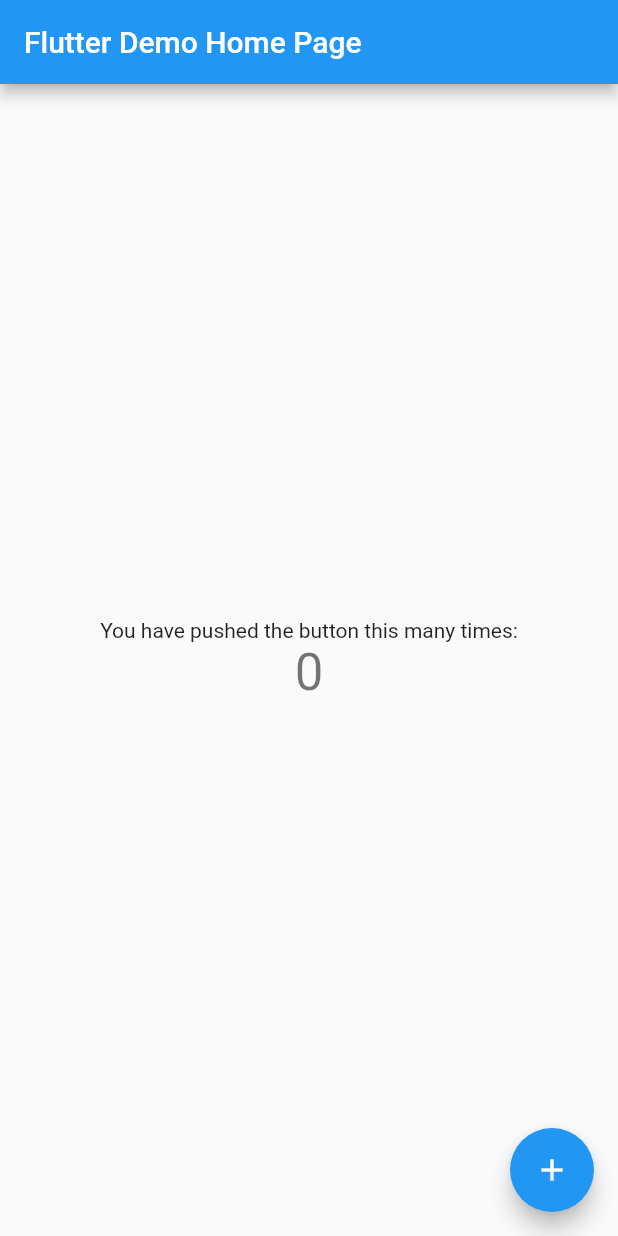
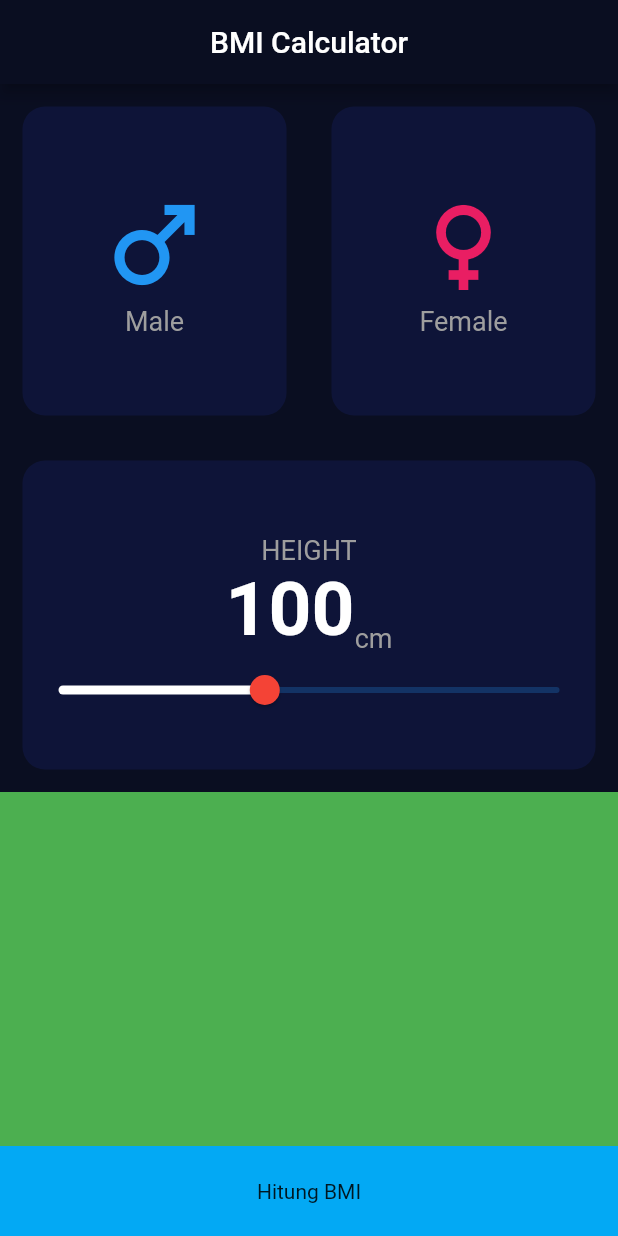
Before and after one commit to jokojr97/flutter-bmi, a Flutter app: the screen it shows after launch, on a phone screen of 412 x 824 dp. Run offline on Flutter 3.47's test engine with Material 2 defaults, Android fonts, the phone set to English and light mode, and no system bars.

Commit message:
update gender update height slider

```diff
--- /dev/null
+++ b/lib/constant/constant.dart
@@ -0,0 +1,5 @@
+import 'package:flutter/material.dart';
+
+Color PrimaryColor = const Color(0xff0a0e21);
+Color SecondaryColor = const Color(0xff0e1438);
+TextStyle labelTextStyle = const TextStyle(fontSize: 18, color: Colors.grey);
--- a/lib/main.dart
+++ b/lib/main.dart
@@ -1,3 +1,5 @@
+import 'package:bmi/constant/constant.dart';
+import 'package:bmi/view/bmi_data_screen.dart';
 import 'package:flutter/material.dart';
 
 void main() {
@@ -11,105 +13,15 @@ class MyApp extends StatelessWidget {
   @override
   Widget build(BuildContext context) {
     return MaterialApp(
-      title: 'Flutter Demo',
-      theme: ThemeData(
-        // This is the theme of your application.
-        //
-        // Try running your application with "flutter run". You'll see the
-        // application has a blue toolbar. Then, without quitting the app, try
-        // changing the primarySwatch below to Colors.green and then invoke
-        // "hot reload" (press "r" in the console where you ran "flutter run",
-        // or simply save your changes to "hot reload" in a Flutter IDE).
-        // Notice that the counter didn't reset back to zero; the application
-        // is not restarted.
-        primarySwatch: Colors.blue,
-      ),
-      home: const MyHomePage(title: 'Flutter Demo Home Page'),
-    );
+        title: 'Flutter Demo',
+        theme: ThemeData(
+          primaryColor: PrimaryColor,
+          scaffoldBackgroundColor: PrimaryColor,
+          appBarTheme: AppBarTheme(
+            backgroundColor: Color(0xff0a0e21),
+          ),
+          primarySwatch: Colors.blue,
+        ),
+        home: BmiDataScreen());
   }
 }
-
-class MyHomePage extends StatefulWidget {
-  const MyHomePage({super.key, required this.title});
-
-  // This widget is the home page of your application. It is stateful, meaning
-  // that it has a State object (defined below) that contains fields that affect
-  // how it looks.
-
-  // This class is the configuration for the state. It holds the values (in this
-  // case the title) provided by the parent (in this case the App widget) and
-  // used by the build method of the State. Fields in a Widget subclass are
-  // always marked "final".
-
-  final String title;
-
-  @override
-  State<MyHomePage> createState() => _MyHomePageState();
-}
-
-class _MyHomePageState extends State<MyHomePage> {
-  int _counter = 0;
-
-  void _incrementCounter() {
-    setState(() {
-      // This call to setState tells the Flutter framework that something has
-      // changed in this State, which causes it to rerun the build method below
-      // so that the display can reflect the updated values. If we changed
-      // _counter without calling setState(), then the build method would not be
-      // called again, and so nothing would appear to happen.
-      _counter++;
-    });
-  }
-
-  @override
-  Widget build(BuildContext context) {
-    // This method is rerun every time setState is called, for instance as done
-    // by the _incrementCounter method above.
-    //
-    // The Flutter framework has been optimized to make rerunning build methods
-    // fast, so that you can just rebuild anything that needs updating rather
-    // than having to individually change instances of widgets.
-    return Scaffold(
-      appBar: AppBar(
-        // Here we take the value from the MyHomePage object that was created by
-        // the App.build method, and use it to set our appbar title.
-        title: Text(widget.title),
-      ),
-      body: Center(
-        // Center is a layout widget. It takes a single child and positions it
-        // in the middle of the parent.
-        child: Column(
-          // Column is also a layout widget. It takes a list of children and
-          // arranges them vertically. By default, it sizes itself to fit its
-          // children horizontally, and tries to be as tall as its parent.
-          //
-          // Invoke "debug painting" (press "p" in the console, choose the
-          // "Toggle Debug Paint" action from the Flutter Inspector in Android
-          // Studio, or the "Toggle Debug Paint" command in Visual Studio Code)
-          // to see the wireframe for each widget.
-          //
-          // Column has various properties to control how it sizes itself and
-          // how it positions its children. Here we use mainAxisAlignment to
-          // center the children vertically; the main axis here is the vertical
-          // axis because Columns are vertical (the cross axis would be
-          // horizontal).
-          mainAxisAlignment: MainAxisAlignment.center,
-          children: <Widget>[
-            const Text(
-              'You have pushed the button this many times:',
-            ),
-            Text(
-              '$_counter',
-              style: Theme.of(context).textTheme.headline4,
-            ),
-          ],
-        ),
-      ),
-      floatingActionButton: FloatingActionButton(
-        onPressed: _incrementCounter,
-        tooltip: 'Increment',
-        child: const Icon(Icons.add),
-      ), // This trailing comma makes auto-formatting nicer for build methods.
-    );
-  }
-}
--- /dev/null
+++ b/lib/view/bmi_data_screen.dart
@@ -0,0 +1,153 @@
+// import 'package:flutter/src/widgets/container.dart';
+// import 'package:flutter/src/widgets/framework.dart';
+import 'package:bmi/constant/constant.dart';
+import 'package:bmi/view/bmi_result_screen.dart';
+import 'package:flutter/material.dart';
+
+class BmiDataScreen extends StatefulWidget {
+  const BmiDataScreen({super.key});
+
+  @override
+  State<BmiDataScreen> createState() => _BmiDataScreenState();
+}
+
+class _BmiDataScreenState extends State<BmiDataScreen> {
+  int height = 100;
+  @override
+  Widget build(BuildContext context) {
+    return Scaffold(
+      backgroundColor: Color(0xff0a0e21),
+      appBar: AppBar(
+        title: Center(child: Text("BMI Calculator")),
+      ),
+      body: Column(children: [
+        Expanded(
+            child: Row(
+          children: const [
+            Expanded(
+                child: BmiCard(
+              child: GenderIconText(
+                title: "Male",
+                icon: Icons.male,
+                color: Colors.blue,
+              ),
+            )),
+            Expanded(
+                child: BmiCard(
+              child: GenderIconText(
+                title: "Female",
+                icon: Icons.female,
+                color: Colors.pink,
+              ),
+            ))
+          ],
+        )),
+        Expanded(
+            child: Container(
+          child: BmiCard(
+              child: Column(
+            mainAxisAlignment: MainAxisAlignment.center,
+            children: [
+              SizedBox(
+                height: 20,
+              ),
+              Text(
+                "HEIGHT",
+                style: labelTextStyle,
+              ),
+              Row(
+                mainAxisAlignment: MainAxisAlignment.center,
+                crossAxisAlignment: CrossAxisAlignment.end,
+                children: [
+                  Text(
+                    "$height",
+                    style: TextStyle(
+                        fontSize: 50,
+                        fontWeight: FontWeight.bold,
+                        color: Colors.white),
+                  ),
+                  Text(
+                    "cm",
+                    style: labelTextStyle,
+                  )
+                ],
+              ),
+              Slider(
+                  value: height.toDouble(),
+                  min: 30,
+                  max: 200,
+                  thumbColor: Colors.red,
+                  activeColor: Colors.white,
+                  onChanged: (value) {
+                    height = value.toInt();
+                    setState(() {});
+                  })
+            ],
+          )),
+        )),
+        Expanded(child: Container(color: Colors.green)),
+        GestureDetector(
+          onTap: () => {
+            Navigator.of(context).push(MaterialPageRoute(builder: (context) {
+              return BmiResultScreen();
+            })),
+          },
+          child: Container(
+            color: Colors.lightBlue,
+            height: 60,
+            child: Center(child: Text("Hitung BMI")),
+          ),
+        )
+      ]),
+    );
+  }
+}
+
+class BmiCard extends StatelessWidget {
+  const BmiCard({
+    Key? key,
+    this.child,
+  }) : super(key: key);
+
+  final Widget? child;
+
+  @override
+  Widget build(BuildContext context) {
+    return Container(
+        margin: EdgeInsets.all(15),
+        decoration: BoxDecoration(
+            color: SecondaryColor, borderRadius: BorderRadius.circular(15)),
+        child: child);
+  }
+}
+
+class GenderIconText extends StatelessWidget {
+  const GenderIconText({
+    Key? key,
+    required this.title,
+    required this.icon,
+    required this.color,
+  }) : super(key: key);
+
+  final String title;
+  final Color color;
+  final IconData icon;
+
+  @override
+  Widget build(BuildContext context) {
+    return Column(
+      mainAxisAlignment: MainAxisAlignment.center,
+      children: [
+        Icon(
+          icon,
+          size: 80,
+          color: color,
+        ),
+        Text(
+          title,
+          style: labelTextStyle,
+        ),
+      ],
+    );
+  }
+}
--- /dev/null
+++ b/lib/view/bmi_result_screen.dart
@@ -0,0 +1,24 @@
+// import 'package:flutter/src/widgets/container.dart';
+// import 'package:flutter/src/widgets/framework.dart';
+import 'package:flutter/material.dart';
+
+class BmiResultScreen extends StatelessWidget {
+  const BmiResultScreen({super.key});
+
+  @override
+  Widget build(BuildContext context) {
+    return Scaffold(
+      appBar: AppBar(
+        title: Text("Result BMI"),
+      ),
+      body: Column(children: [
+        Container(
+          color: Colors.lightBlue,
+          child: Center(
+            child: Text("Kembali Hitung BMI"),
+          ),
+        )
+      ]),
+    );
+  }
+}
```
